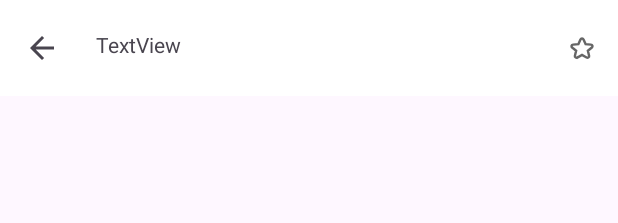
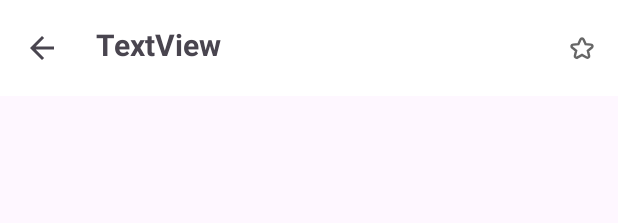
Before and after one commit to bogdash/DiplomaFinance, an Android app: the layout activity_chart.xml on its own in the app's theme, with its tools: preview values and no code run, on a phone screen of 412 x 824 dp. Shown: the top 223 px of the screen. Run offline under Robolectric (Android 15) with nearby library versions, the phone set to English and light mode, and no system bars.

Commit message:
update top toolbar for chartActivity

```diff
--- a/app/src/main/java/com/bogdash/diplomafinance/market/MarketAdapter.kt
+++ b/app/src/main/java/com/bogdash/diplomafinance/market/MarketAdapter.kt
@@ -7,7 +7,6 @@ import android.view.View
 import android.view.ViewGroup
 import android.widget.ImageView
 import android.widget.TextView
-import androidx.constraintlayout.widget.ConstraintLayout
 import androidx.recyclerview.widget.RecyclerView
 import com.bogdash.diplomafinance.R
 import com.bogdash.diplomafinance.chart.ChartActivity
@@ -29,8 +28,9 @@ class MarketAdapter(private val stocksList: ArrayList<Stock>, private val contex
         holder.title.text = currentItem.title
         holder.ticker.text = currentItem.ticker
         holder.price.text = currentItem.price
-        holder.itemMarket.setOnClickListener {
+        holder.itemView.setOnClickListener {
             val intent = Intent(context, ChartActivity::class.java)
+            intent.putExtra("title", currentItem.title)
             context.startActivity(intent)
         }
     }
@@ -40,7 +40,6 @@ class MarketAdapter(private val stocksList: ArrayList<Stock>, private val contex
         val title: TextView = itemView.findViewById(R.id.tv_title)
         val ticker: TextView = itemView.findViewById(R.id.tv_ticker)
         val price: TextView = itemView.findViewById(R.id.tv_price)
-        val itemMarket: ConstraintLayout = itemView.findViewById(R.id.item_market)
     }
 
 }
--- a/app/src/main/res/layout/activity_chart.xml
+++ b/app/src/main/res/layout/activity_chart.xml
@@ -34,8 +34,10 @@
                 android:layout_width="wrap_content"
                 android:layout_height="wrap_content"
                 android:layout_marginStart="64dp"
-                android:layout_marginTop="20dp"
-                android:text="TextView" />
+                android:layout_marginTop="16dp"
+                android:text="TextView"
+                android:textSize="20sp"
+                android:textStyle="bold" />
 
         </com.google.android.material.appbar.CollapsingToolbarLayout>
 
```
Also changed, not shown: app/src/main/java/com/bogdash/diplomafinance/chart/ChartActivity.kt (+24 -2 lines).
